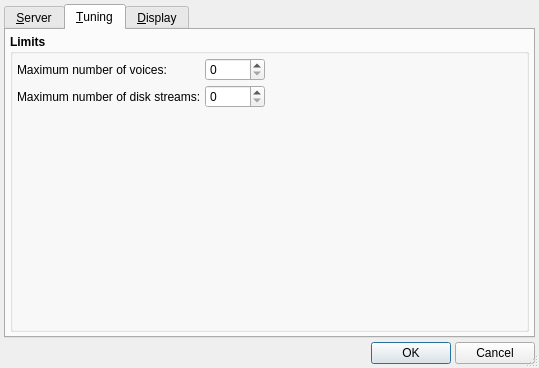
First picture: the form in src/qsamplerOptionsForm.ui, repository rncbc/qsampler, before the edit.
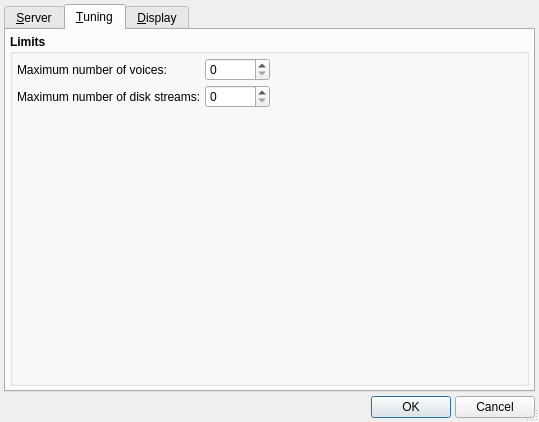
Second picture: the form after the edit. The open tabs and pages were chosen to show the change. Icons and pictures are not drawn.

Commit message: * bugfix: max voices / streams spinboxes in options dialog   were limited to 99 (now maximum is 999999999) * bumped version to 0.2.1.22

Patch:
```diff
--- a/src/qsamplerOptionsForm.ui
+++ b/src/qsamplerOptionsForm.ui
@@ -27,7 +27,7 @@
     <x>0</x>
     <y>0</y>
     <width>539</width>
-    <height>368</height>
+    <height>422</height>
    </rect>
   </property>
   <property name="windowTitle" >
@@ -594,6 +594,14 @@
       </layout>
      </widget>
      <widget class="QWidget" name="TuningTabPage" >
+      <property name="geometry" >
+       <rect>
+        <x>0</x>
+        <y>0</y>
+        <width>527</width>
+        <height>352</height>
+       </rect>
+      </property>
       <attribute name="title" >
        <string>&amp;Tuning</string>
       </attribute>
@@ -643,6 +651,9 @@
             <property name="toolTip" >
              <string>Maximum number of voices</string>
             </property>
+            <property name="maximum" >
+             <number>999999999</number>
+            </property>
            </widget>
           </item>
           <item rowspan="2" row="0" column="2" >
@@ -688,6 +699,9 @@
             <property name="toolTip" >
              <string>Maximum number of disk streams</string>
             </property>
+            <property name="maximum" >
+             <number>999999999</number>
+            </property>
            </widget>
           </item>
           <item row="2" column="0" colspan="3" >
```
Left out of the diff: 16 changed lines with no effect on the pictures. The commit also changes 2 other files.
